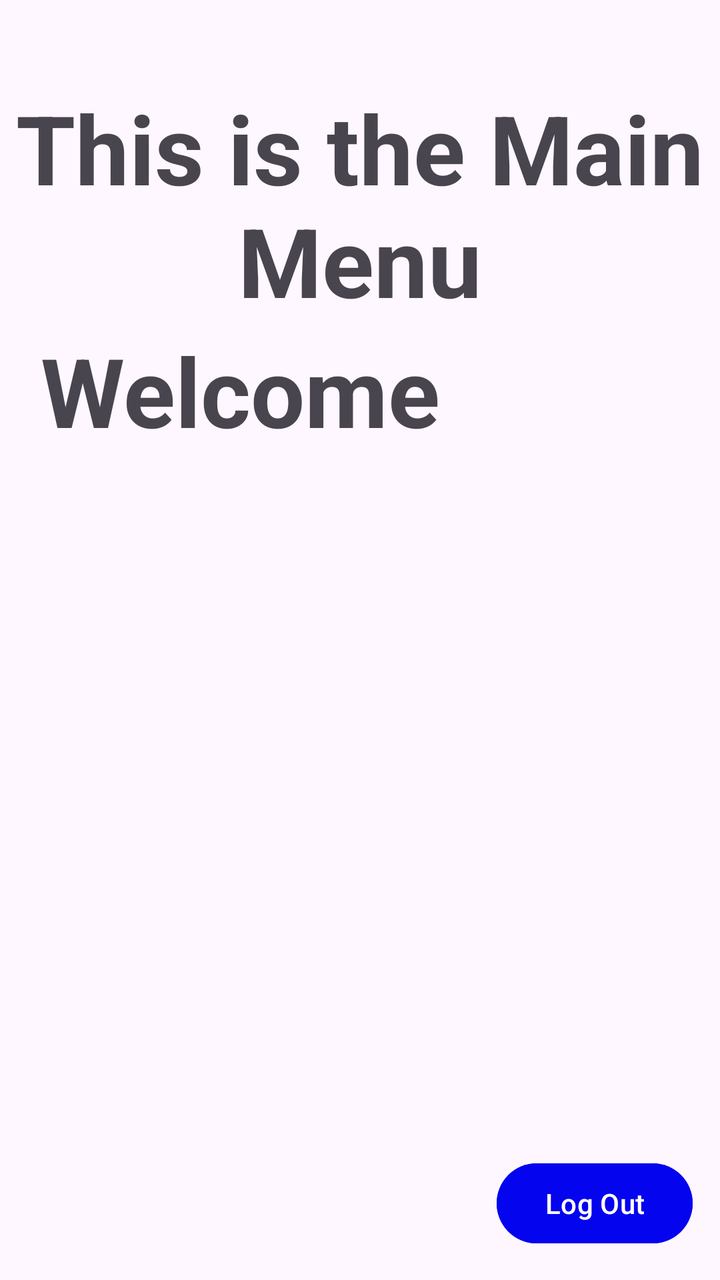
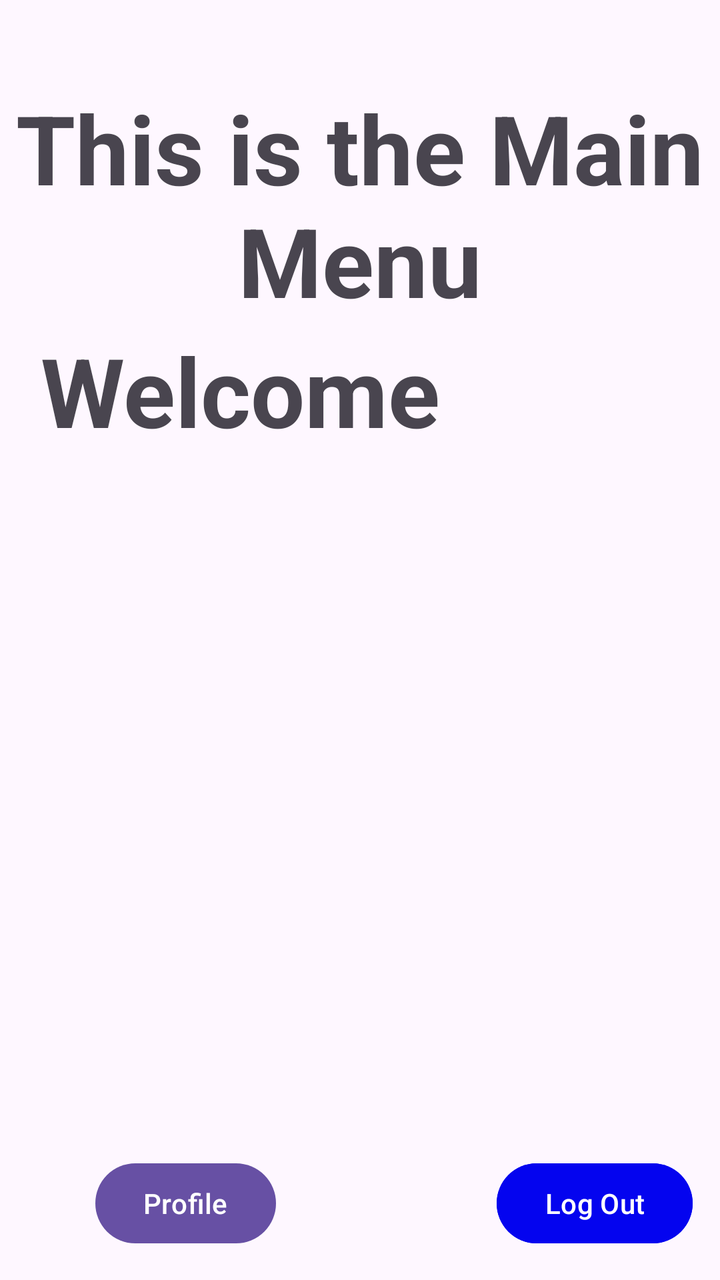

Before-and-after screenshots of an Android layout around one commit, followed by the original layout XML and the change that was made.
<!-- AndroidManifest.xml: application theme Theme.HabitFLOWS -->
<!-- res/layout/activity_main_menu.xml -->
<?xml version="1.0" encoding="utf-8"?>
<androidx.constraintlayout.widget.ConstraintLayout xmlns:android="http://schemas.android.com/apk/res/android"
    xmlns:app="http://schemas.android.com/apk/res-auto"
    xmlns:tools="http://schemas.android.com/tools"
    android:id="@+id/main"
    android:layout_width="match_parent"
    android:layout_height="match_parent"
    tools:context=".MainMenu">

    <Button
        android:id="@+id/mainMenuLogoutBtn"
        android:layout_width="wrap_content"
        android:layout_height="wrap_content"
        android:backgroundTint="#0404EF"
        android:text="Log Out"
        app:layout_constraintBottom_toBottomOf="parent"
        app:layout_constraintEnd_toEndOf="parent"
        app:layout_constraintHorizontal_bias="0.948"
        app:layout_constraintStart_toStartOf="parent"
        app:layout_constraintTop_toTopOf="parent"
        app:layout_constraintVertical_bias="0.976" />

    <TextView
        android:id="@+id/mainMenuHomeTV"
        android:layout_width="wrap_content"
        android:layout_height="wrap_content"
        android:text="This is the Main Menu"
        android:textAlignment="center"
        android:textSize="48sp"
        android:textStyle="bold"
        app:layout_constraintBottom_toBottomOf="parent"
        app:layout_constraintEnd_toEndOf="parent"
        app:layout_constraintHorizontal_bias="0.0"
        app:layout_constraintStart_toStartOf="parent"
        app:layout_constraintTop_toTopOf="parent"
        app:layout_constraintVertical_bias="0.08" />

    <TextView
        android:id="@+id/mainMenuHomeTV3"
        android:layout_width="217dp"
        android:layout_height="62dp"
        android:text="Welcome"
        android:textAlignment="center"
        android:textSize="48sp"
        android:textStyle="bold"
        app:layout_constraintBottom_toBottomOf="parent"
        app:layout_constraintEnd_toEndOf="parent"
        app:layout_constraintHorizontal_bias="0.082"
        app:layout_constraintStart_toStartOf="parent"
        app:layout_constraintTop_toTopOf="parent"
        app:layout_constraintVertical_bias="0.282" />

    <TextView
        android:id="@+id/mainMenuHomeTV4"
        android:layout_width="190dp"
        android:layout_height="62dp"
        android:textAlignment="center"
        android:textSize="48sp"
        android:textStyle="bold"
        app:layout_constraintBottom_toBottomOf="parent"
        app:layout_constraintEnd_toEndOf="parent"
        app:layout_constraintHorizontal_bias="0.158"
        app:layout_constraintStart_toStartOf="parent"
        app:layout_constraintTop_toTopOf="parent"
        app:layout_constraintVertical_bias="0.375" />

</androidx.constraintlayout.widget.ConstraintLayout>
<!-- resources referenced by this layout -->
<resources>
  <style name="Theme.HabitFLOWS" parent="Base.Theme.HabitFLOWS" />
  <style name="Base.Theme.HabitFLOWS" parent="Theme.Material3.DayNight.NoActionBar">
          
          
      </style>
</resources>

<!-- the commit's change to res/layout/activity_main_menu.xml (unified diff, before → after) -->
@@ -64,4 +64,16 @@
         app:layout_constraintTop_toTopOf="parent"
         app:layout_constraintVertical_bias="0.375" />
 
+    <Button
+        android:id="@+id/Profile"
+        android:layout_width="wrap_content"
+        android:layout_height="wrap_content"
+        android:text="Profile"
+        app:layout_constraintBottom_toBottomOf="parent"
+        app:layout_constraintEnd_toEndOf="parent"
+        app:layout_constraintHorizontal_bias="0.177"
+        app:layout_constraintStart_toStartOf="parent"
+        app:layout_constraintTop_toTopOf="parent"
+        app:layout_constraintVertical_bias="0.976" />
+
 </androidx.constraintlayout.widget.ConstraintLayout>
